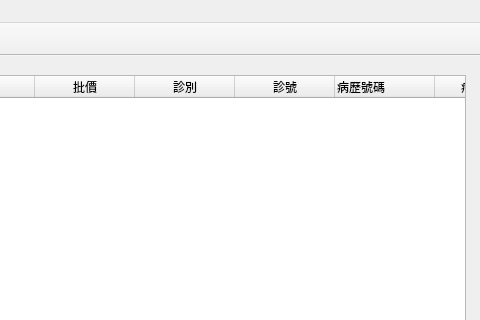
picacat/pyMedical, file ui/medical_record_list.ui: the form before one commit; both pictures show x 480 to 960 and y 0 to 320 of the 960 by 700 pixel window.
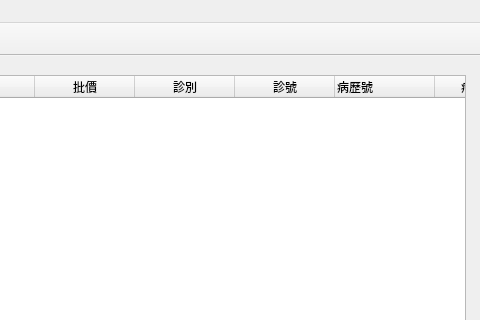
The form after the commit. Icons and pictures are not drawn.

Diff of the .ui file:
```diff
--- a/ui/medical_record_list.ui
+++ b/ui/medical_record_list.ui
@@ -85,7 +85,7 @@
         </column>
         <column>
          <property name="text">
-          <string>病歷號碼</string>
+          <string>病歷號</string>
          </property>
          <property name="textAlignment">
           <set>AlignLeading|AlignVCenter</set>
```
Left out of the diff: 13 changed lines with no effect on the pictures.
